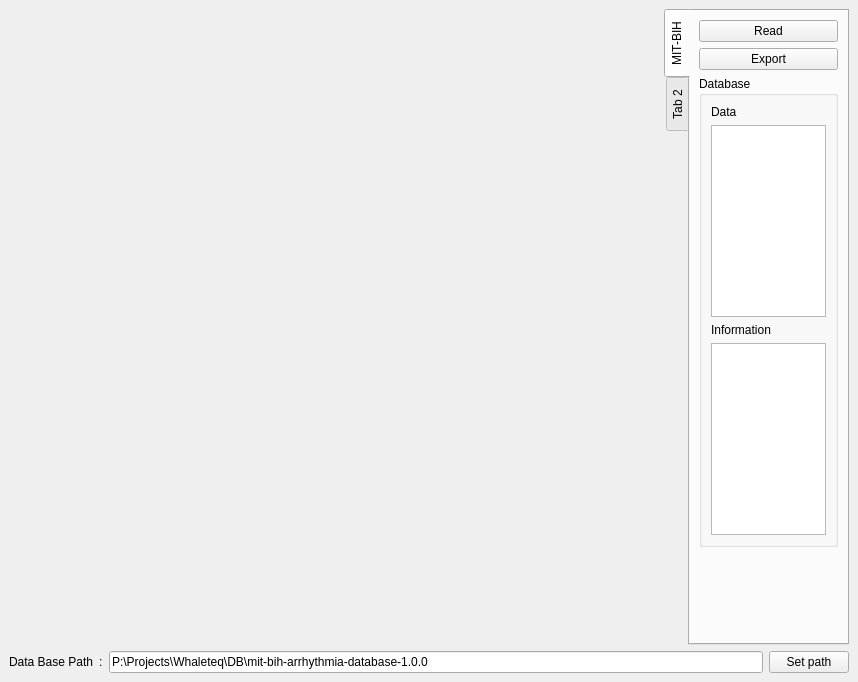
The window that src/Views/mainwindow.ui (erfan-mohammadzade/QCardio) describes before a commit, drawn with Qt 5.
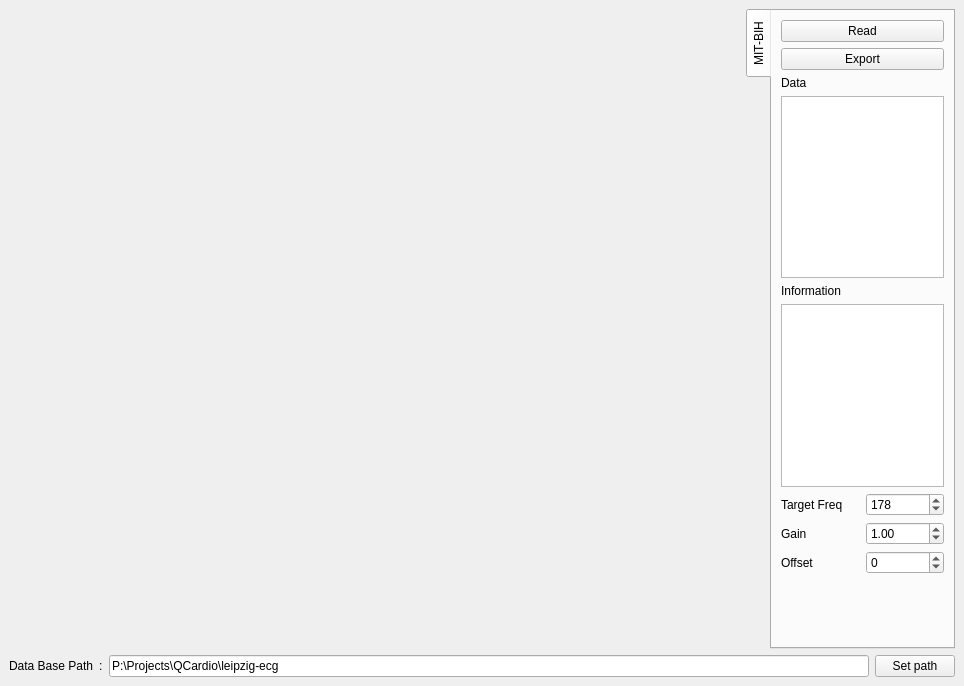
The same window after the commit.

Commit message: add resample offset and resource

```diff
--- a/src/Views/mainwindow.ui
+++ b/src/Views/mainwindow.ui
@@ -6,8 +6,8 @@
    <rect>
     <x>0</x>
     <y>0</y>
-    <width>858</width>
-    <height>682</height>
+    <width>964</width>
+    <height>686</height>
    </rect>
   </property>
   <property name="windowTitle">
@@ -29,6 +29,38 @@
         </layout>
        </widget>
       </item>
+      <item row="1" column="0" colspan="2">
+       <layout class="QGridLayout" name="gridLayout">
+        <item row="0" column="3">
+         <widget class="QPushButton" name="pushButtonSetPath">
+          <property name="text">
+           <string>Set path</string>
+          </property>
+         </widget>
+        </item>
+        <item row="0" column="2">
+         <widget class="QLineEdit" name="lineEditPath">
+          <property name="text">
+           <string>P:\Projects\QCardio\leipzig-ecg</string>
+          </property>
+         </widget>
+        </item>
+        <item row="0" column="0">
+         <widget class="QLabel" name="labelDatabase">
+          <property name="text">
+           <string>Data Base Path</string>
+          </property>
+         </widget>
+        </item>
+        <item row="0" column="1">
+         <widget class="QLabel" name="label">
+          <property name="text">
+           <string>:</string>
+          </property>
+         </widget>
+        </item>
+       </layout>
+      </item>
       <item row="0" column="1">
        <widget class="QTabWidget" name="tabWidget">
         <property name="contextMenuPolicy">
@@ -70,35 +102,89 @@
            </layout>
           </item>
           <item row="1" column="0">
-           <widget class="QGroupBox" name="groupBox">
-            <property name="title">
-             <string>Database</string>
-            </property>
-            <layout class="QGridLayout" name="gridLayout_5">
-             <item row="0" column="0">
-              <widget class="QLabel" name="label_4">
-               <property name="text">
-                <string>Data</string>
-               </property>
-              </widget>
-             </item>
-             <item row="3" column="0">
-              <widget class="QTextEdit" name="textEdit"/>
-             </item>
-             <item row="2" column="0">
-              <widget class="QLabel" name="label_3">
-               <property name="text">
-                <string>Information</string>
-               </property>
-              </widget>
-             </item>
-             <item row="1" column="0">
-              <widget class="QListWidget" name="listWidgetItems"/>
-             </item>
-            </layout>
-           </widget>
+           <layout class="QGridLayout" name="gridLayoutData">
+            <item row="0" column="0">
+             <widget class="QLabel" name="labelData">
+              <property name="text">
+               <string>Data</string>
+              </property>
+             </widget>
+            </item>
+            <item row="1" column="0">
+             <widget class="QListWidget" name="listWidgetItems"/>
+            </item>
+           </layout>
           </item>
           <item row="2" column="0">
+           <layout class="QGridLayout" name="gridLayoutInfo">
+            <item row="1" column="0">
+             <widget class="QTextEdit" name="textEditSignalInfo"/>
+            </item>
+            <item row="0" column="0">
+             <widget class="QLabel" name="labelInfo">
+              <property name="text">
+               <string>Information</string>
+              </property>
+             </widget>
+            </item>
+           </layout>
+          </item>
+          <item row="3" column="0">
+           <layout class="QGridLayout" name="gridLayoutFreq">
+            <item row="0" column="1">
+             <widget class="QSpinBox" name="spinBoxTargetFreq">
+              <property name="minimum">
+               <number>50</number>
+              </property>
+              <property name="maximum">
+               <number>1000</number>
+              </property>
+              <property name="value">
+               <number>178</number>
+              </property>
+             </widget>
+            </item>
+            <item row="1" column="1">
+             <widget class="QDoubleSpinBox" name="doubleSpinBoxGain">
+              <property name="value">
+               <double>1.000000000000000</double>
+              </property>
+             </widget>
+            </item>
+            <item row="0" column="0">
+             <widget class="QLabel" name="labelTargetFreq">
+              <property name="text">
+               <string>Target Freq</string>
+              </property>
+             </widget>
+            </item>
+            <item row="1" column="0">
+             <widget class="QLabel" name="labelGain">
+              <property name="text">
+               <string>Gain</string>
+              </property>
+             </widget>
+            </item>
+            <item row="2" column="1">
+             <widget class="QSpinBox" name="spinBoxOffset">
+              <property name="minimum">
+               <number>-1000</number>
+              </property>
+              <property name="maximum">
+               <number>1000</number>
+              </property>
+             </widget>
+            </item>
+            <item row="2" column="0">
+             <widget class="QLabel" name="labelOffset">
+              <property name="text">
+               <string>Offset</string>
+              </property>
+             </widget>
+            </item>
+           </layout>
+          </item>
+          <item row="4" column="0">
            <spacer name="verticalSpacer">
             <property name="orientation">
              <enum>Qt::Orientation::Vertical</enum>
@@ -113,46 +199,8 @@
           </item>
          </layout>
         </widget>
-        <widget class="QWidget" name="tab_2">
-         <attribute name="title">
-          <string>Tab 2</string>
-         </attribute>
-         <layout class="QGridLayout" name="gridLayout_7"/>
-        </widget>
        </widget>
       </item>
-      <item row="1" column="0" colspan="2">
-       <layout class="QGridLayout" name="gridLayout">
-        <item row="0" column="3">
-         <widget class="QPushButton" name="pushButtonSetPath">
-          <property name="text">
-           <string>Set path</string>
-          </property>
-         </widget>
-        </item>
-        <item row="0" column="2">
-         <widget class="QLineEdit" name="lineEditPath">
-          <property name="text">
-           <string>P:\Projects\Whaleteq\DB\mit-bih-arrhythmia-database-1.0.0</string>
-          </property>
-         </widget>
-        </item>
-        <item row="0" column="1">
-         <widget class="QLabel" name="label">
-          <property name="text">
-           <string>:</string>
-          </property>
-         </widget>
-        </item>
-        <item row="0" column="0">
-         <widget class="QLabel" name="label_2">
-          <property name="text">
-           <string>Data Base Path</string>
-          </property>
-         </widget>
-        </item>
-       </layout>
-      </item>
      </layout>
     </item>
    </layout>
```
Left out of the diff: 6 changed lines with no effect on the pictures. The commit also changes 9 other files.
